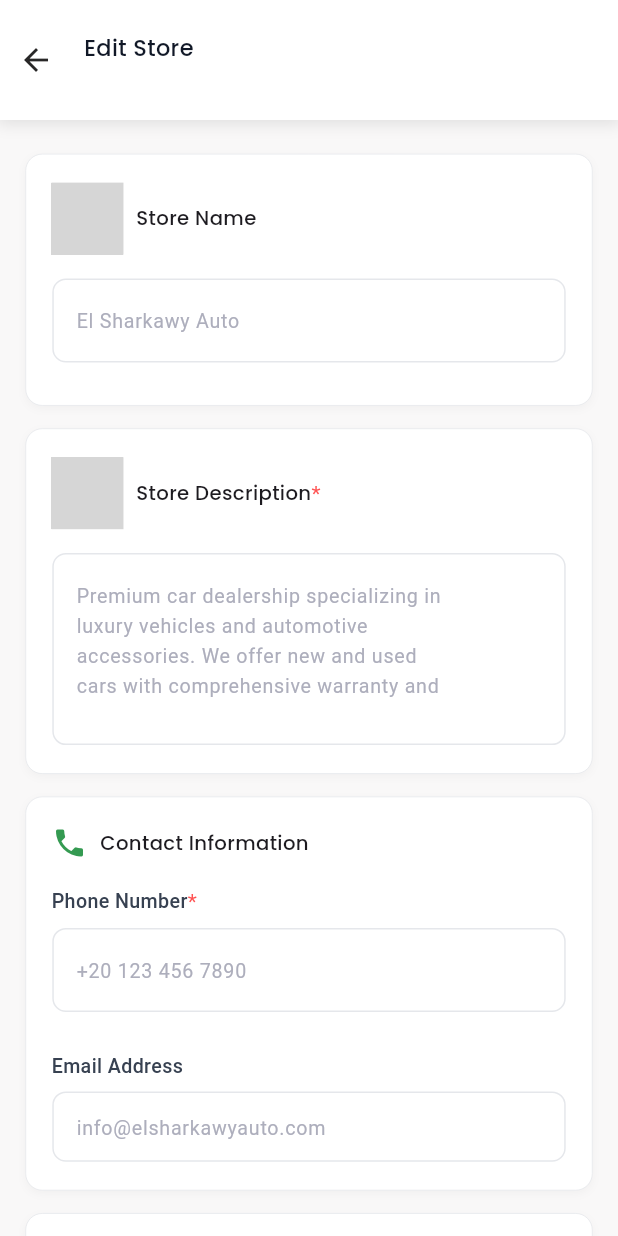
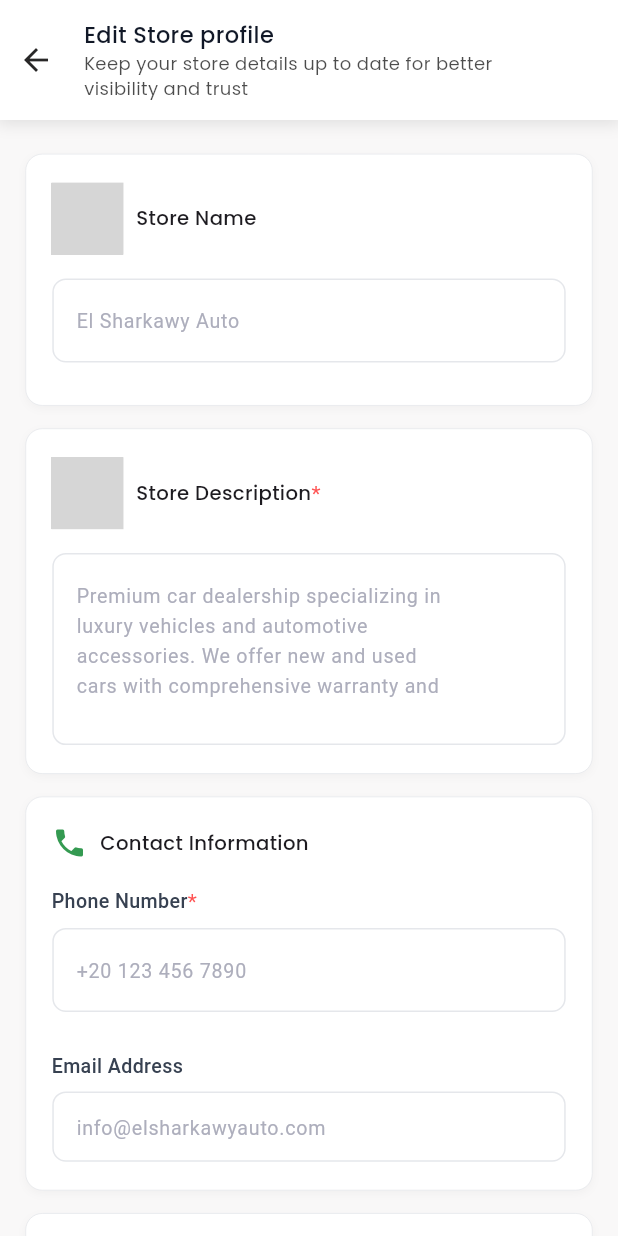
Before and after one commit to ghassanAJ/dooossApp, a Flutter app: the HomePage1 screen opened directly, after a tap on "Edit", on a phone screen of 412 x 824 dp. Run offline on Flutter 3.47's test engine with Material 3 defaults, Android fonts, the phone set to English and light mode, and no system bars; our stand-ins replace dartz, dio, flutter_bloc, flutter_map, flutter_screenutil, flutter_svg and 5 more; network calls fail; grey boxes are pictures that could not be loaded.

Commit message:
edit dooss4

```diff
--- a/flutter_application_1000/lib/features/Home/data/remouteData/remoute_dealer_data_source.dart
+++ b/flutter_application_1000/lib/features/Home/data/remouteData/remoute_dealer_data_source.dart
@@ -183,10 +183,11 @@ class RemouteDealerDataSource {
     String Status,
     double lat,
     double lon,
+    String color
   ) async {
     print(dio.options.headers);
     var deta = {
-      "name": "M5",
+      "name": Model, /////تعدييل
       "brand": brand,
       "model": Model,
       "price": price,
@@ -196,7 +197,7 @@ class RemouteDealerDataSource {
       "transmission": Transmissiion,
       "engine_capacity": engineSize, //////
       "drive_type": Drivetrain,
-      "color": "White",
+      "color": color??'white',///////تعديييييل
       "doors_count": Door,
       "seats_count": seats,
       "status": Status,
--- a/flutter_application_1000/lib/features/Home/presentation/manager/home_page_cubit.dart
+++ b/flutter_application_1000/lib/features/Home/presentation/manager/home_page_cubit.dart
@@ -189,7 +189,8 @@ class HomePageCubit extends Cubit<HomepageState> {
     XFile video,
     String status,
     double lat,
-    double lon
+    double lon,
+    String color
   ) async {
     var result = await data.AddCars(
       brand,
@@ -205,7 +206,8 @@ class HomePageCubit extends Cubit<HomepageState> {
       seats,
       video,
       status,
-      lat,lon
+      lat,lon,
+      color
 
     );
     result.fold(
--- a/flutter_application_1000/lib/features/Home/presentation/page/edit_Profile_page.dart
+++ b/flutter_application_1000/lib/features/Home/presentation/page/edit_Profile_page.dart
@@ -72,8 +72,8 @@ GlobalKey<FormState> form = GlobalKey<FormState>();
     return Scaffold(
       appBar: CustomAppBar(
         backgroundColor: Color(0xffffffff),
-        title: 'Edit Store',
-        subtitle: '',
+        title: 'Edit Store profile',
+        subtitle: 'Keep your store details up to date for better\nvisibility and trust',
         ontap: () {
           BlocProvider.of<HomePageCubit>(context).getDataProfile();
         },
--- a/flutter_application_1000/lib/features/Home/presentation/page/home_Page1.dart
+++ b/flutter_application_1000/lib/features/Home/presentation/page/home_Page1.dart
@@ -119,7 +119,7 @@ class HomePage1 extends StatelessWidget {
                         children: [
                           // Icon(Icons.directions_car, color: AppColors.primary, size: 24),
                           SvgPicture.asset('assets/icons/car.svg'),
-                          SizedBox(width: 8.h),
+                          SizedBox(width: 12.h),
                           Text(
                             'Dooss',
                             style: TextStyle(
--- a/flutter_application_1000/lib/features/Home/presentation/widget/spacification_widget.dart
+++ b/flutter_application_1000/lib/features/Home/presentation/widget/spacification_widget.dart
@@ -121,6 +121,8 @@ class _SpecificationsWidgetState extends State<SpecificationsWidget> {
                         items: [
                           DropdownMenuItem(child: Text('2'), value: 2),
                           DropdownMenuItem(child: Text('4'), value: 4),
+
+
                         ],
                         hintForm: '4',
                         title: 'Doors',
@@ -135,8 +137,10 @@ class _SpecificationsWidgetState extends State<SpecificationsWidget> {
                         items: [
                           DropdownMenuItem(child: Text('2'), value: 2),
                           DropdownMenuItem(child: Text('4'), value: 4),
+                            DropdownMenuItem(child: Text('5'), value: 5),
+                          DropdownMenuItem(child: Text('7'), value: 7),
                         ],
-                        hintForm: '5',
+                        hintForm: '2',
                         title: 'Seats',
                         CurrentValue: (value) {
                           widget.seats(value);
--- a/flutter_application_1000/lib/features/Home/presentation/widget/status_section.dart
+++ b/flutter_application_1000/lib/features/Home/presentation/widget/status_section.dart
@@ -14,6 +14,38 @@ class StatusSection extends StatelessWidget {
   DateTime now = DateTime.now(); // الوقت الحالي
   return now.isAfter(start) && now.isBefore(end);
 }
+bool isNowInSchedule({
+  required List<String> daysList, // مثال: ["sun", "mon", "tue"]
+  required String startTime,      // مثال: "09:00"
+  required String endTime,        // مثال: "18:00"
+}) {
+  // تحويل الأيام لأحرف صغيرة
+  final days = daysList.map((d) => d.toLowerCase().trim()).toList();
+
+  // جلب اليوم الحالي (0=Mon ... 6=Sun)
+  final now = DateTime.now();
+  final weekDays = ["mon", "tue", "wed", "thu", "fri", "sat", "sun"];
+  final today = weekDays[now.weekday - 1];
+
+  // إذا اليوم الحالي مش ضمن الأيام المطلوبة -> false
+  if (!days.contains(today)) return false;
+
+  // تحويل أوقات البداية والنهاية
+  final startParts = startTime.split(':').map(int.parse).toList();
+  final endParts = endTime.split(':').map(int.parse).toList();
+
+  final start = DateTime(now.year, now.month, now.day, startParts[0], startParts[1]);
+  final end = DateTime(now.year, now.month, now.day, endParts[0], endParts[1]);
+
+  // إذا البداية < النهاية (مثال: 09:00 - 18:00)
+  if (start.isBefore(end)) {
+    return now.isAfter(start) && now.isBefore(end);
+  }
+
+  // إذا الفترة تتجاوز منتصف الليل (مثال: 22:00 - 02:00)
+  return now.isAfter(start) || now.isBefore(end);
+}
+
 
   @override
   Widget build(BuildContext context) {
@@ -82,12 +114,12 @@ class StatusSection extends StatelessWidget {
                               color:state.dataStore.isStoreOpen? AppColors.lightGreen:AppColors.redLight,
                               borderRadius: BorderRadius.circular(100),
                             ),
-                            child: Text(state.dataStore.isStoreOpen?
+                            child: Text(isNowInSchedule(daysList: state.dataStore.workingDays,startTime: state.dataStore.openingTime,endTime: state.dataStore.closingTime)??true?
                               'Open':'Close',
                               style: TextStyle(
                                 fontWeight: FontWeight.w400,
                                 fontSize: 12,
-                                color:state.dataStore.isStoreOpen? Color(0xff16A34A):AppColors.red,
+                                color:isNowInSchedule(daysList: state.dataStore.workingDays,startTime: state.dataStore.openingTime,endTime: state.dataStore.closingTime)??true? Color(0xff16A34A):AppColors.red,
                               ),
                             ),
                           ),
--- a/flutter_application_1000/lib/main.dart
+++ b/flutter_application_1000/lib/main.dart
@@ -38,7 +38,7 @@ class MyApp extends StatelessWidget {
       splitScreenMode: true,
       builder: (_, child) => BlocProvider(
         create: (context) => AppManagerCubit(),
-        child: MaterialApp(
+        child: MaterialApp(debugShowCheckedModeBanner:false,
           title: 'Flutter Demo',
           theme: ThemeData(
             inputDecorationTheme: InputDecorationTheme(
```
Also changed, not shown: flutter_application_1000/lib/features/Home/presentation/page/add_new_car_page.dart (+7 -7 lines), flutter_application_1000/lib/features/Home/presentation/widget/Appearance_and_colors_widget.dart (+11 -8 lines).
